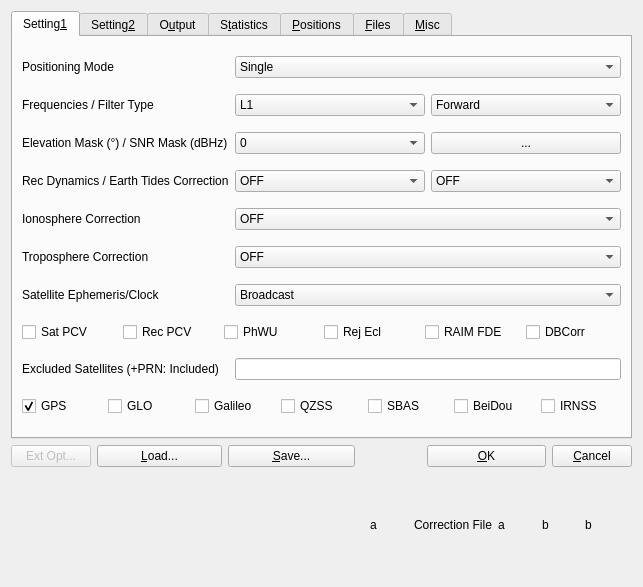
Old version of the form RTKLIB-2.4.3-b34/RTKLIB-2.4.3-b34/app/qtapp/rtkpost_qt/postopt.ui in the repository aierkuite/weixing_youhua.
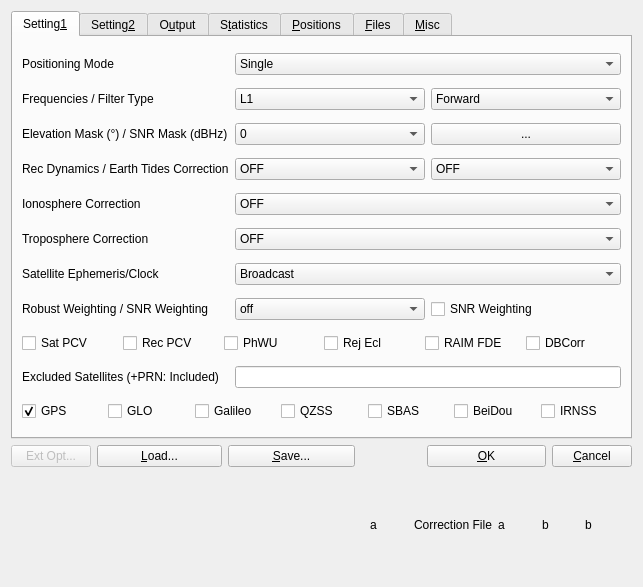
New version of the form. Icons and pictures are not drawn.

```diff
--- a/RTKLIB-2.4.3-b34/RTKLIB-2.4.3-b34/app/qtapp/rtkpost_qt/postopt.ui
+++ b/RTKLIB-2.4.3-b34/RTKLIB-2.4.3-b34/app/qtapp/rtkpost_qt/postopt.ui
@@ -771,6 +771,52 @@
          </item>
         </widget>
        </item>
+       <item row="8" column="0">
+        <widget class="QLabel" name="LabelRobust">
+         <property name="enabled">
+          <bool>true</bool>
+         </property>
+         <property name="toolTip">
+          <string/>
+         </property>
+         <property name="text">
+          <string>Robust Weighting / SNR Weighting</string>
+         </property>
+        </widget>
+       </item>
+       <item row="8" column="1">
+        <widget class="QComboBox" name="Robust">
+         <property name="enabled">
+          <bool>true</bool>
+         </property>
+         <property name="toolTip">
+          <string/>
+         </property>
+         <item>
+          <property name="text">
+           <string>off</string>
+          </property>
+         </item>
+         <item>
+          <property name="text">
+           <string>igg3</string>
+          </property>
+         </item>
+        </widget>
+       </item>
+       <item row="8" column="2">
+        <widget class="QCheckBox" name="WeightSnr">
+         <property name="toolTip">
+          <string/>
+         </property>
+         <property name="text">
+          <string>SNR Weighting</string>
+         </property>
+         <property name="checked">
+          <bool>false</bool>
+         </property>
+        </widget>
+       </item>
        <item row="12" column="0">
         <widget class="QLabel" name="Label35">
          <property name="enabled">
```
